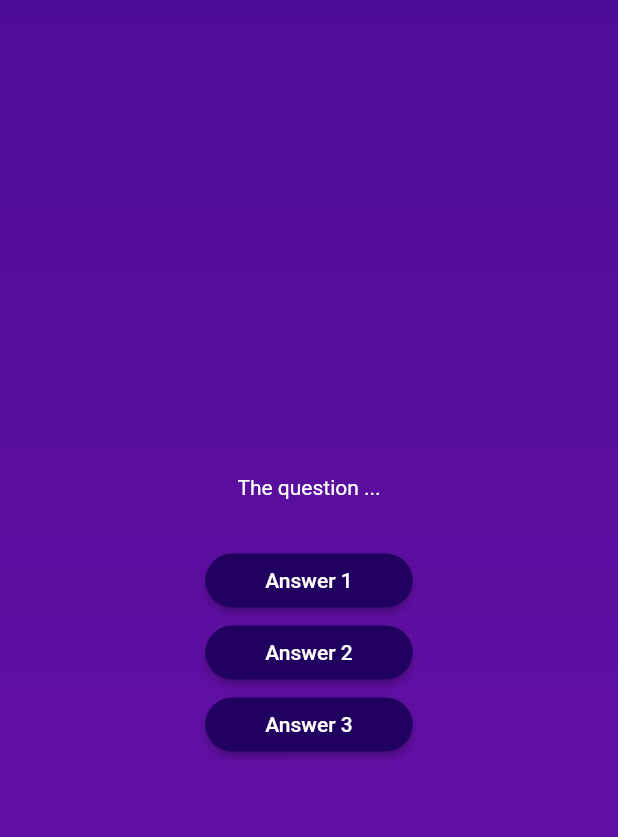
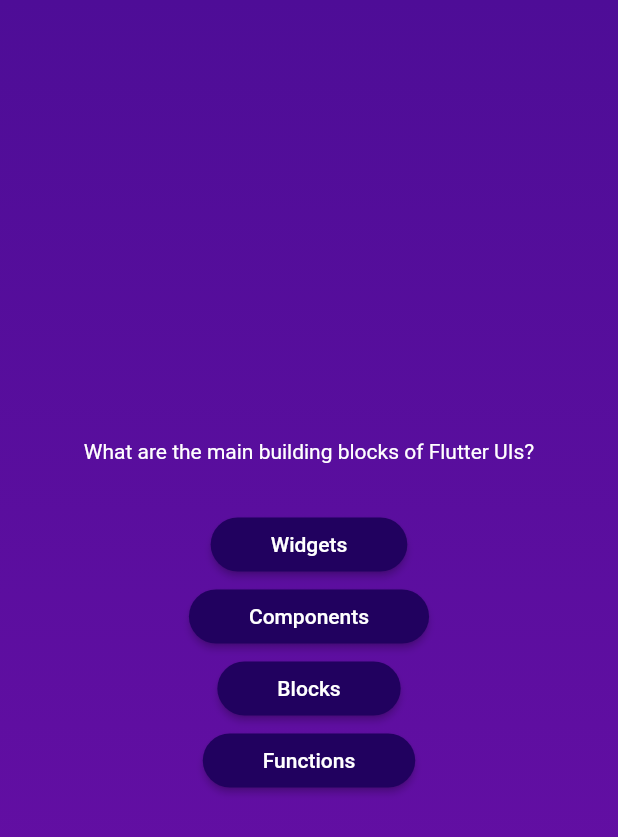
Before and after one commit to AkifhanIlgaz/flutter_projects, a Flutter app: the screen it shows after launch, after a tap on "Start Quiz", on a phone screen of 412 x 824 dp. Shown: the top 837 px of the screen. Run offline on Flutter 3.47's test engine with Material 2 defaults, Android fonts, the phone set to English and light mode, and no system bars.

Commit message:
use spread operator

```diff
--- a/advanced_basics/data/questions.dart
+++ b/advanced_basics/lib/data/questions.dart
@@ -1,4 +1,4 @@
-import '../models/quiz_question.dart';
+import '../../models/quiz_question.dart';
 
 const questions = [
   QuizQuestion(
--- a/advanced_basics/lib/questions_screen.dart
+++ b/advanced_basics/lib/questions_screen.dart
@@ -1,4 +1,5 @@
 import 'package:advanced_basics/answer_button.dart';
+import 'package:advanced_basics/data/questions.dart';
 import 'package:flutter/material.dart';
 
 class QuestionsScreen extends StatefulWidget {
@@ -11,6 +12,8 @@ class QuestionsScreen extends StatefulWidget {
 }
 
 class _QuestionsScreenState extends State<QuestionsScreen> {
+  var currentQuestion = questions[0];
+
   @override
   Widget build(BuildContext context) {
     return SizedBox(
@@ -18,25 +21,19 @@ class _QuestionsScreenState extends State<QuestionsScreen> {
       child: Column(
         mainAxisAlignment: MainAxisAlignment.center,
         children: [
-          const Text(
-            "The question ...",
-            style: TextStyle(
+          Text(
+            currentQuestion.text,
+            style: const TextStyle(
               color: Colors.white,
             ),
           ),
           const SizedBox(height: 30),
-          AnswerButton(
-            answerText: "Answer 1",
-            onTap: () {},
-          ),
-          AnswerButton(
-            answerText: "Answer 2",
-            onTap: () {},
-          ),
-          AnswerButton(
-            answerText: "Answer 3",
-            onTap: () {},
-          ),
+          ...currentQuestion.answers.map((answer) {
+            return AnswerButton(
+              answerText: answer,
+              onTap: () {},
+            );
+          }),
         ],
       ),
     );
```
Also changed, not shown: advanced_basics/lib/models/quiz_question.dart (renamed from advanced_basics/models/quiz_question.dart).
